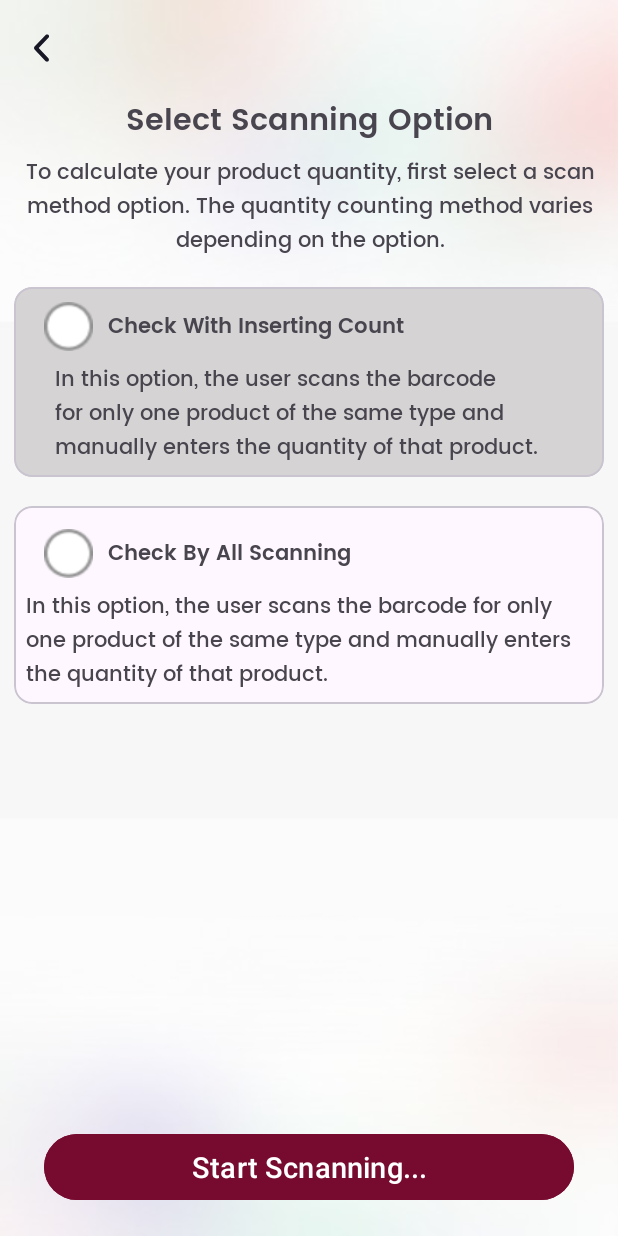
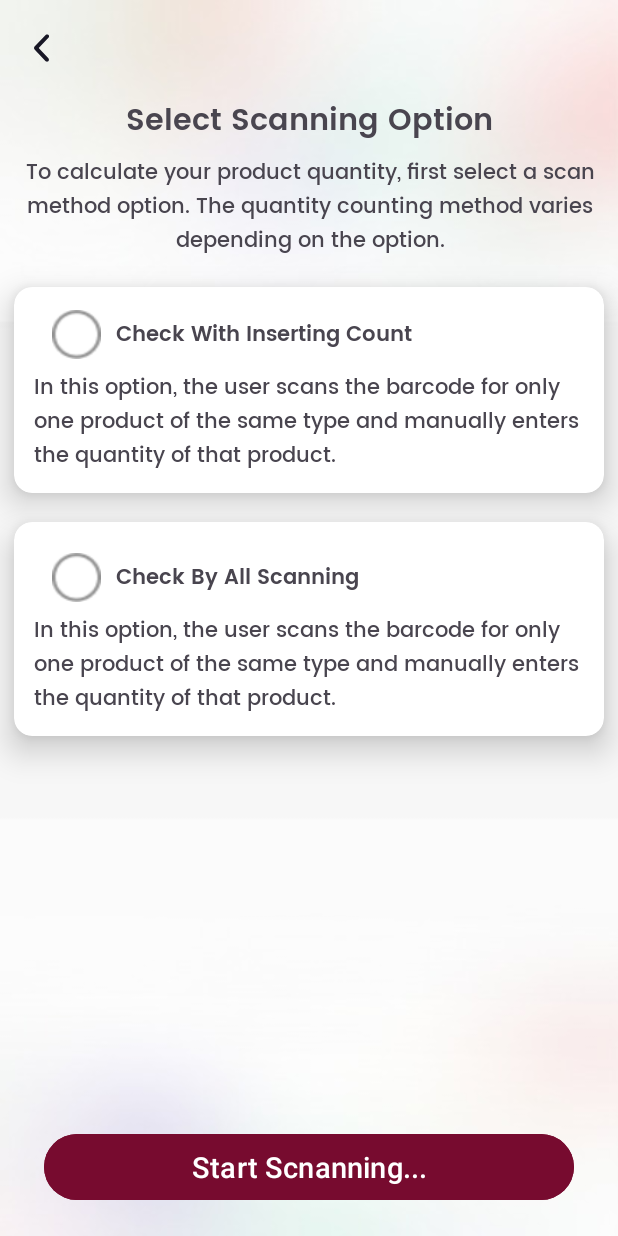
Before and after one commit to lprfacial247/inventorycountapp, an Android app: the ScanningActivity screen opened directly, with no data from a screen before it, on a phone screen of 412 x 824 dp. Run offline under Robolectric (Android 15) with nearby library versions, the phone set to English and light mode, and no system bars; our stand-ins replace sdp/ssp sizes.

Commit message:
design issue solved of scanning activity

```diff
--- a/app/src/main/res/layout/activity_scanning.xml
+++ b/app/src/main/res/layout/activity_scanning.xml
@@ -61,7 +61,10 @@ depending on the option."
         android:layout_width="match_parent"
         android:layout_height="wrap_content"
         android:layout_marginTop="@dimen/_15sdp"
-        android:backgroundTint="#D5D3D3"
+        app:strokeWidth="0dp"
+        app:cardElevation="@dimen/_10sdp"
+        app:contentPadding="@dimen/_4sdp"
+        app:cardBackgroundColor="@color/white"
         android:layout_marginHorizontal="@dimen/_7sdp"
         app:layout_constraintEnd_toEndOf="parent"
         app:layout_constraintStart_toStartOf="parent"
@@ -99,10 +102,9 @@ depending on the option."
 
             <com.google.android.material.textview.MaterialTextView
                 android:id="@+id/materialTextView9"
-                android:layout_width="355dp"
-                android:layout_height="84dp"
+                android:layout_width="match_parent"
+                android:layout_height="wrap_content"
                 android:fontFamily="@font/poppins_medium"
-
                 android:padding="8dp"
                 android:text="In this option, the user scans the barcode for only one product of the same type and manually enters the quantity of that product."
                 app:layout_constraintEnd_toEndOf="parent"
@@ -117,6 +119,10 @@ depending on the option."
         android:layout_width="match_parent"
         android:layout_height="wrap_content"
         android:layout_marginTop="@dimen/_15sdp"
+        app:strokeWidth="0dp"
+        app:cardElevation="@dimen/_10sdp"
+        app:cardBackgroundColor="@color/white"
+        app:contentPadding="@dimen/_4sdp"
         android:layout_marginHorizontal="@dimen/_7sdp"
         app:layout_constraintEnd_toEndOf="@+id/mcv_1"
         app:layout_constraintStart_toStartOf="@+id/mcv_1"
```
Also changed, not shown: app/src/main/java/com/example/inventorycountingapp/ScanningActivity.kt (+18 -0 lines).
